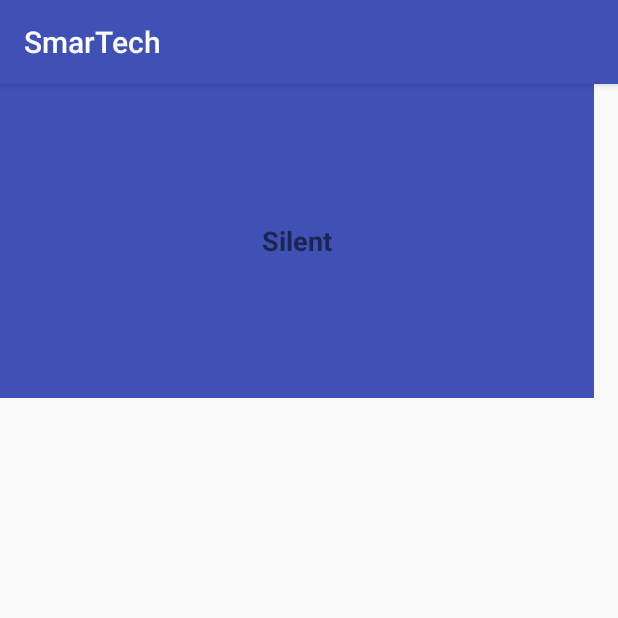
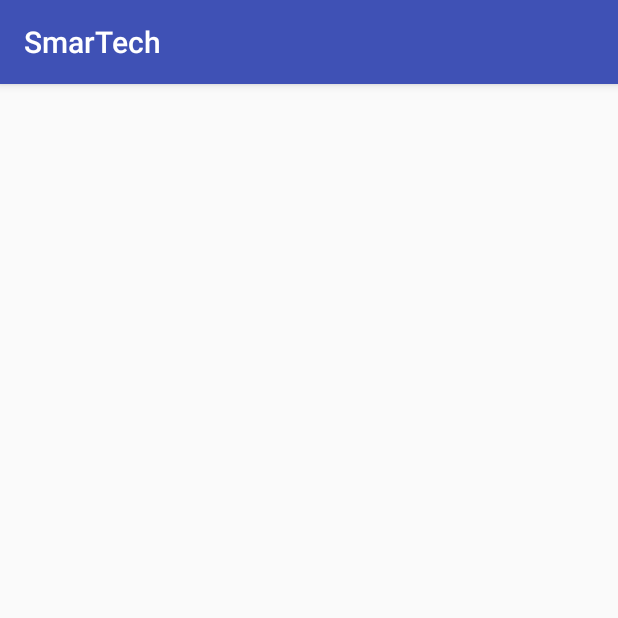
Before and after one commit to prasanthnv/smartech, an Android app: the HomeActivity screen opened directly, with no data from a screen before it, on a phone screen of 412 x 824 dp, the top half of it. Run offline under Robolectric (Android 15) with nearby library versions, the phone set to English and light mode, and no system bars.

```diff
--- a/app/src/main/res/layout/activity_home.xml
+++ b/app/src/main/res/layout/activity_home.xml
@@ -1,27 +1,9 @@
 <?xml version="1.0" encoding="utf-8"?>
-<android.support.constraint.ConstraintLayout xmlns:android="http://schemas.android.com/apk/res/android"
+<LinearLayout xmlns:android="http://schemas.android.com/apk/res/android"
     xmlns:app="http://schemas.android.com/apk/res-auto"
     xmlns:tools="http://schemas.android.com/tools"
     android:layout_width="match_parent"
     android:layout_height="match_parent"
     tools:context="com.smartech.smartech.smartech.HomeActivity">
 
-    <LinearLayout
-        android:layout_width="396dp"
-        android:layout_height="209dp"
-        android:orientation="horizontal"
-        android:background="@color/colorPrimary"
-        tools:layout_editor_absoluteX="-6dp"
-        android:gravity="center_horizontal|center_vertical"
-        tools:layout_editor_absoluteY="-7dp">
-
-        <TextView
-            android:layout_width="wrap_content"
-            android:layout_height="wrap_content"
-            android:text="Silent"
-            android:textSize="18sp"
-            android:textStyle="bold"
-
-            />
-    </LinearLayout>
-</android.support.constraint.ConstraintLayout>
+</LinearLayout>
```
